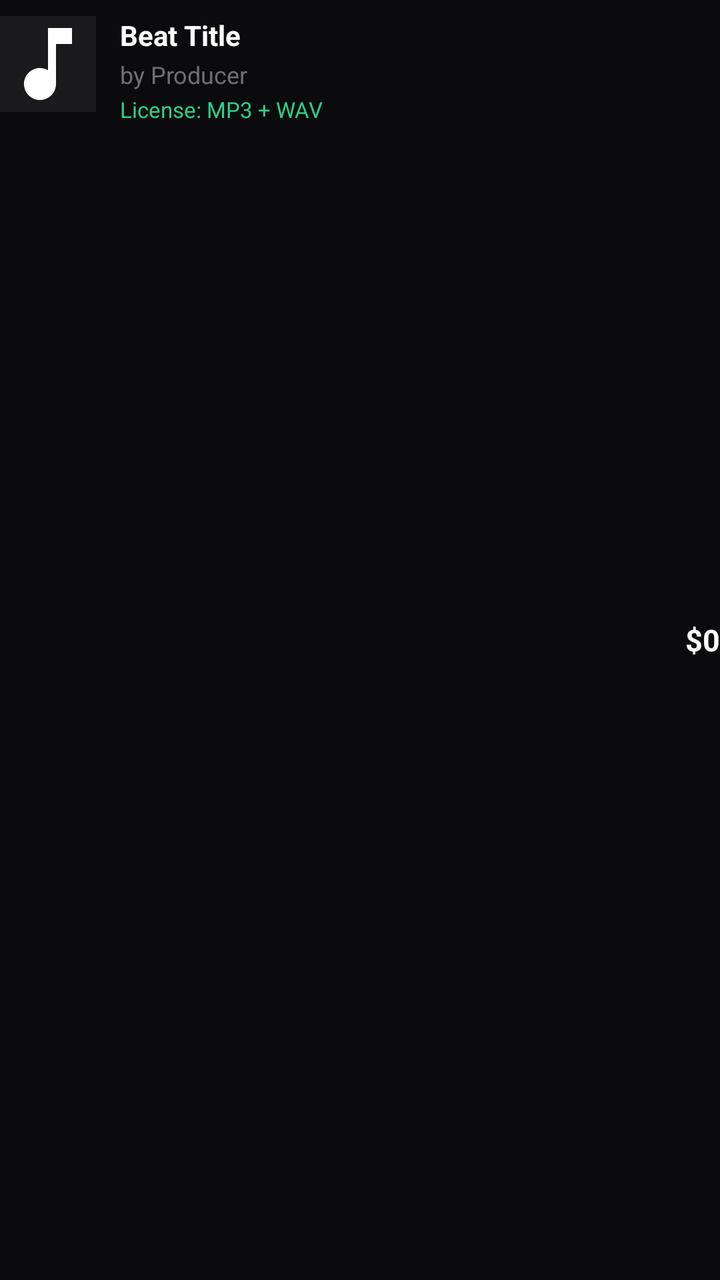
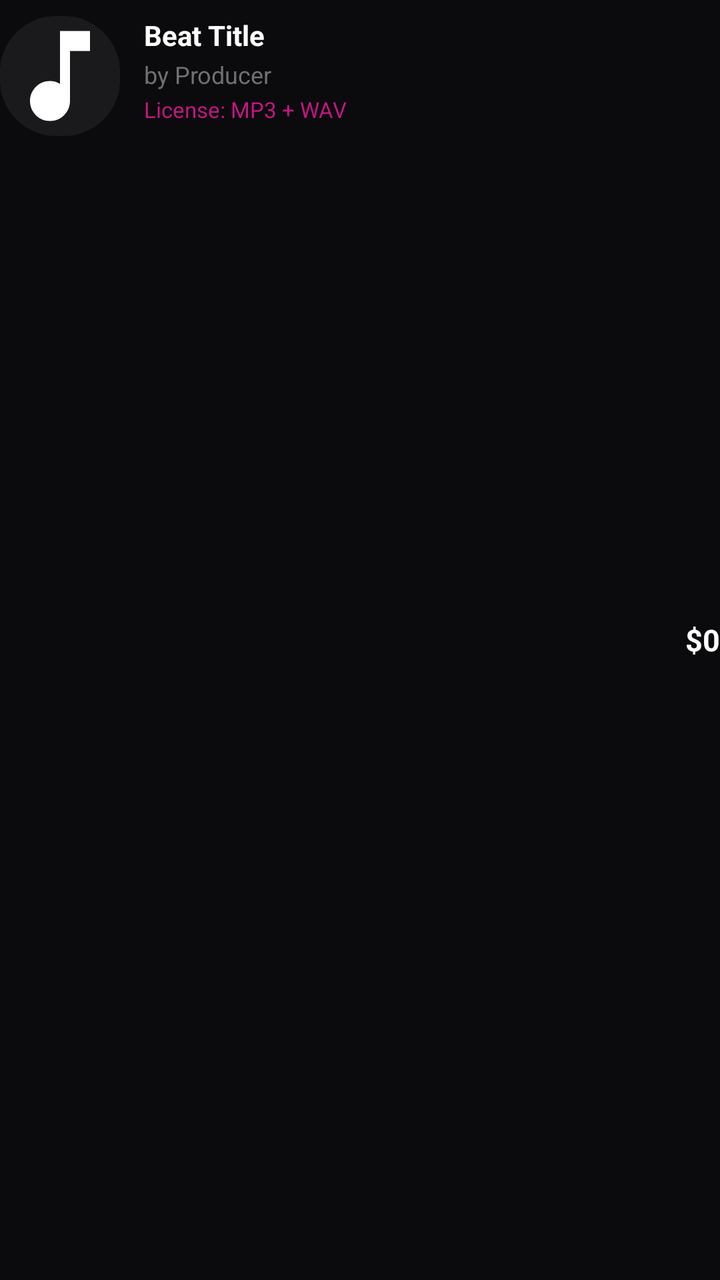

Before-and-after screenshots of an Android layout around one commit, followed by the original layout XML and the change that was made.
<!-- AndroidManifest.xml: application theme Theme.BeatHouse.Splash -->
<!-- res/layout/item_order.xml -->
<?xml version="1.0" encoding="utf-8"?>
<LinearLayout xmlns:android="http://schemas.android.com/apk/res/android"
    xmlns:app="http://schemas.android.com/apk/res-auto"
    android:layout_width="match_parent"
    android:layout_height="wrap_content"
    android:orientation="horizontal"
    android:paddingVertical="8dp">

    
    <ImageView
        android:id="@+id/iv_cover"
        android:layout_width="48dp"
        android:layout_height="48dp"
        android:scaleType="centerCrop"
        android:src="@drawable/ic_music_note"
        android:layout_marginEnd="12dp"
        android:background="@color/surface_variant"
        app:cornerRadius="8dp" />

    
    <LinearLayout
        android:layout_width="0dp"
        android:layout_height="wrap_content"
        android:layout_weight="1"
        android:orientation="vertical">

        <TextView
            android:id="@+id/tv_title"
            android:layout_width="match_parent"
            android:layout_height="wrap_content"
            android:text="Beat Title"
            android:textSize="14sp"
            android:textStyle="bold"
            android:textColor="@color/on_surface"
            android:maxLines="1"
            android:ellipsize="end" />

        <TextView
            android:id="@+id/tv_producer"
            android:layout_width="match_parent"
            android:layout_height="wrap_content"
            android:text="by Producer"
            android:textSize="12sp"
            android:textColor="@color/on_surface_secondary"
            android:layout_marginTop="2dp"
            android:maxLines="1"
            android:ellipsize="end" />

        <TextView
            android:id="@+id/tv_license"
            android:layout_width="wrap_content"
            android:layout_height="wrap_content"
            android:text="License: MP3 + WAV"
            android:textSize="11sp"
            android:textColor="@color/primary"
            android:layout_marginTop="2dp" />

    </LinearLayout>

    
    <TextView
        android:id="@+id/tv_price"
        android:layout_width="wrap_content"
        android:layout_height="wrap_content"
        android:text="$0"
        android:textSize="15sp"
        android:textStyle="bold"
        android:textColor="@color/on_surface"
        android:layout_gravity="center_vertical" />

</LinearLayout>
<!-- resources referenced by this layout -->
<resources>
  <color name="on_surface">#FFFFFF</color>
  <color name="on_surface_secondary">#707070</color>
  <color name="primary">#2DCE89</color>
  <color name="surface_variant">#1A1A1C</color>
  <!-- drawable ic_music_note (drawable) -->
  <vector xmlns:android="http://schemas.android.com/apk/res/android"
      android:width="24dp"
      android:height="24dp"
      android:viewportWidth="24"
      android:viewportHeight="24"
      android:tint="?attr/colorOnSurface">
      <path
          android:fillColor="@android:color/white"
          android:pathData="M12,3v10.55c-0.59,-0.34 -1.27,-0.55 -2,-0.55 -2.21,0 -4,1.79 -4,4s1.79,4 4,4 4,-1.79 4,-4V7h4V3h-6z"/>
  </vector>
  <style name="Theme.BeatHouse.Splash" parent="Theme.BeatHouse">
          <item name="android:windowBackground">@color/background</item>
      </style>
  <color name="background">#0B0B0D</color>
  <color name="primary_container">#004D40</color>
  <color name="on_primary">#FFFFFF</color>
  <color name="secondary">#8E8E93</color>
  <color name="secondary_container">#1C1C1E</color>
  <color name="on_secondary">#FFFFFF</color>
  <color name="error">#FF453A</color>
  <color name="error_container">#330000</color>
  <color name="surface">#121214</color>
  <color name="on_surface_variant">#B0B0B0</color>
  <color name="outline">#1C1C1E</color>
  <style name="Widget.BeatHouse.Button" parent="Widget.Material3.Button">
          <item name="android:textSize">16sp</item>
          <item name="android:textStyle">bold</item>
          <item name="cornerRadius">12dp</item>
          <item name="iconGravity">textStart</item>
          <item name="iconPadding">8dp</item>
          <item name="android:insetTop">4dp</item>
          <item name="android:insetBottom">4dp</item>
          <item name="backgroundTint">@color/primary</item>
          <item name="android:textColor">@color/on_primary</item>
      </style>
  <style name="Widget.BeatHouse.Card" parent="Widget.Material3.CardView.Elevated">
          <item name="cardCornerRadius">16dp</item>
          <item name="cardElevation">0dp</item>
          <item name="strokeColor">@color/outline</item>
          <item name="strokeWidth">1dp</item>
          <item name="cardBackgroundColor">@color/surface_container</item>
      </style>
  <style name="Widget.BeatHouse.BottomNavigation" parent="Widget.Material3.BottomNavigationView">
          <item name="itemIconTint">@color/bottom_nav_icon_tint</item>
          <item name="itemTextColor">@color/bottom_nav_text_tint</item>
          <item name="itemBackground">@color/surface</item>
          <item name="android:background">@color/surface</item>
          <item name="elevation">0dp</item>
          <item name="itemPaddingTop">12dp</item>
          <item name="itemPaddingBottom">12dp</item>
      </style>
  <style name="Widget.BeatHouse.AppBarLayout" parent="Widget.Material3.AppBarLayout">
          <item name="android:background">@color/surface</item>
          <item name="backgroundTint">@color/surface</item>
      </style>
  <style name="Widget.BeatHouse.Chip" parent="Widget.Material3.Chip.Filter">
          <item name="chipCornerRadius">12dp</item>
          <item name="chipStrokeColor">@color/outline</item>
          <item name="chipStrokeWidth">1dp</item>
          <item name="android:textColor">@color/on_surface_variant</item>
          <item name="chipBackgroundColor">@color/surface_container</item>
          <item name="checkedIconTint">@color/primary</item>
          <item name="android:textSize">14sp</item>
      </style>
  <color name="surface_container">#1C1C1E</color>
  <!-- unchanged entries left out for length: 2 -->
</resources>

<!-- the commit's change to res/layout/item_order.xml (unified diff, before → after) -->
@@ -7,15 +7,21 @@
     android:paddingVertical="8dp">
 
     
-    <ImageView
-        android:id="@+id/iv_cover"
-        android:layout_width="48dp"
-        android:layout_height="48dp"
-        android:scaleType="centerCrop"
-        android:src="@drawable/ic_music_note"
+    <com.google.android.material.card.MaterialCardView
+        android:layout_width="60dp"
+        android:layout_height="60dp"
         android:layout_marginEnd="12dp"
-        android:background="@color/surface_variant"
-        app:cornerRadius="8dp" />
+        style="@style/Widget.BeatHouse.Card"
+        app:cardElevation="0dp"
+        app:strokeWidth="0dp">
+        <ImageView
+            android:id="@+id/iv_cover"
+            android:layout_width="match_parent"
+            android:layout_height="match_parent"
+            android:scaleType="centerCrop"
+            android:src="@drawable/ic_music_note"
+            android:background="@color/surface_variant" />
+    </com.google.android.material.card.MaterialCardView>
 
     
     <LinearLayout
<!-- resource entries referenced after the edit -->
@@ -2,7 +2,7 @@
 <resources>
   <color name="on_surface">#FFFFFF</color>
   <color name="on_surface_secondary">#707070</color>
-  <color name="primary">#2DCE89</color>
+  <color name="primary">#C71585</color>
   <color name="surface_variant">#1A1A1C</color>
   <!-- drawable ic_music_note (drawable) -->
   <vector xmlns:android="http://schemas.android.com/apk/res/android"
@@ -19,7 +19,7 @@
           <item name="android:windowBackground">@color/background</item>
       </style>
   <color name="background">#0B0B0D</color>
-  <color name="primary_container">#004D40</color>
+  <color name="primary_container">#4D0033</color>
   <color name="on_primary">#FFFFFF</color>
   <color name="secondary">#8E8E93</color>
   <color name="secondary_container">#1C1C1E</color>
@@ -32,7 +32,7 @@
   <style name="Widget.BeatHouse.Button" parent="Widget.Material3.Button">
           <item name="android:textSize">16sp</item>
           <item name="android:textStyle">bold</item>
-          <item name="cornerRadius">12dp</item>
+          <item name="cornerRadius">24dp</item>
           <item name="iconGravity">textStart</item>
           <item name="iconPadding">8dp</item>
           <item name="android:insetTop">4dp</item>
@@ -41,7 +41,7 @@
           <item name="android:textColor">@color/on_primary</item>
       </style>
   <style name="Widget.BeatHouse.Card" parent="Widget.Material3.CardView.Elevated">
-          <item name="cardCornerRadius">16dp</item>
+          <item name="cardCornerRadius">28dp</item>
           <item name="cardElevation">0dp</item>
           <item name="strokeColor">@color/outline</item>
           <item name="strokeWidth">1dp</item>
@@ -50,18 +50,19 @@
   <style name="Widget.BeatHouse.BottomNavigation" parent="Widget.Material3.BottomNavigationView">
           <item name="itemIconTint">@color/bottom_nav_icon_tint</item>
           <item name="itemTextColor">@color/bottom_nav_text_tint</item>
-          <item name="itemBackground">@color/surface</item>
-          <item name="android:background">@color/surface</item>
+          <item name="itemBackground">@android:color/transparent</item>
+          <item name="android:background">@android:color/transparent</item>
           <item name="elevation">0dp</item>
           <item name="itemPaddingTop">12dp</item>
           <item name="itemPaddingBottom">12dp</item>
+          <item name="labelVisibilityMode">unlabeled</item>
       </style>
   <style name="Widget.BeatHouse.AppBarLayout" parent="Widget.Material3.AppBarLayout">
           <item name="android:background">@color/surface</item>
           <item name="backgroundTint">@color/surface</item>
       </style>
   <style name="Widget.BeatHouse.Chip" parent="Widget.Material3.Chip.Filter">
-          <item name="chipCornerRadius">12dp</item>
+          <item name="chipCornerRadius">20dp</item>
           <item name="chipStrokeColor">@color/outline</item>
           <item name="chipStrokeWidth">1dp</item>
           <item name="android:textColor">@color/on_surface_variant</item>
